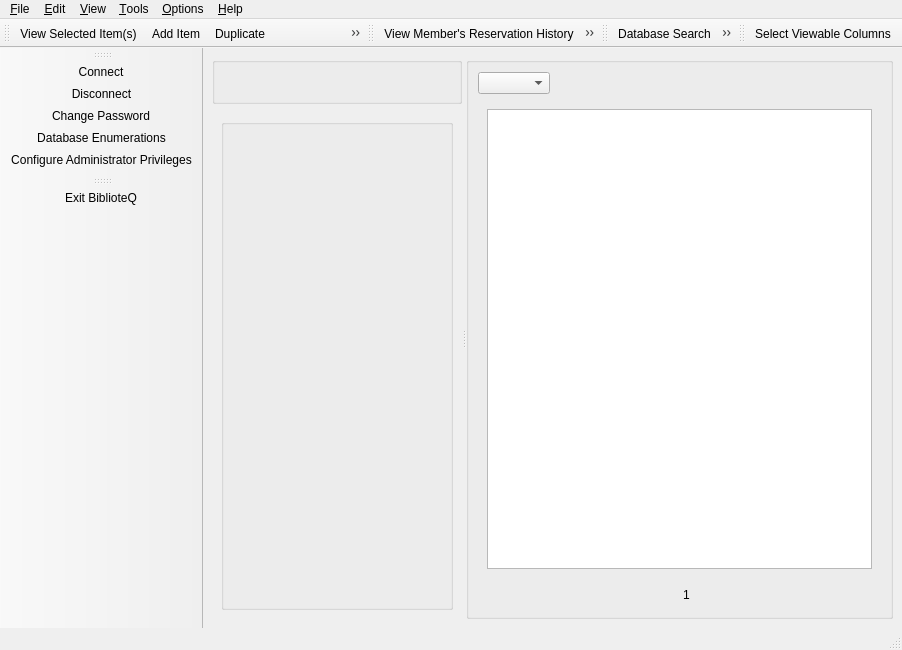
Above: UI/mainwindow.ui from textbrowser/biblioteq before the change. Below: the same form after it.
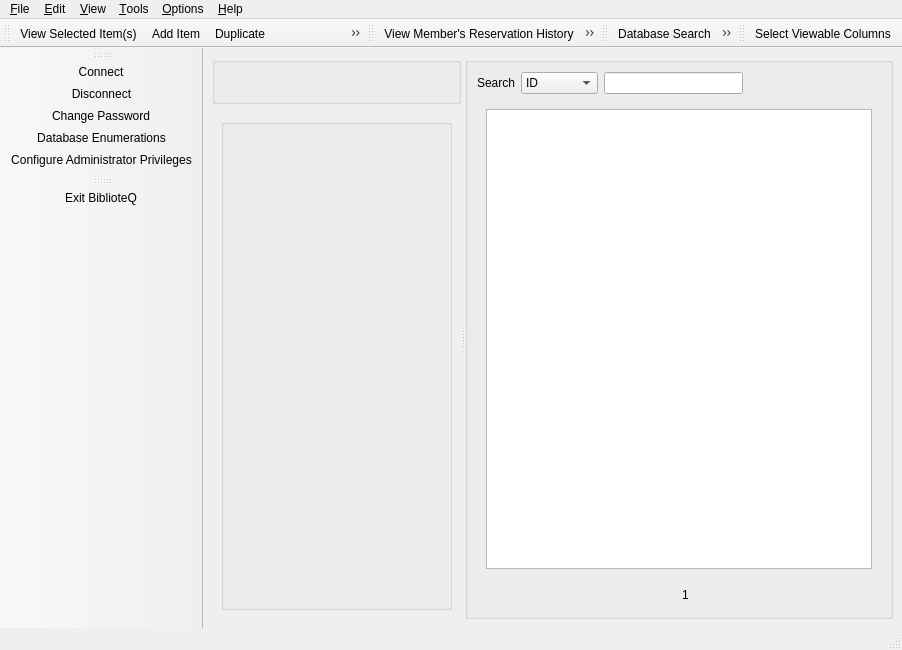
That is the form after the change. Icons and pictures are not drawn. Custom widgets are drawn as their Qt base class.

Commit message: New filter menu. Removed old filter menu. New search field.

```diff
--- a/UI/mainwindow.ui
+++ b/UI/mainwindow.ui
@@ -64,6 +64,14 @@
            <bool>true</bool>
           </property>
           <widget class="QWidget" name="scrollAreaWidgetContents">
+           <property name="geometry">
+            <rect>
+             <x>0</x>
+             <y>0</y>
+             <width>259</width>
+             <height>473</height>
+            </rect>
+           </property>
            <layout class="QVBoxLayout" name="verticalLayout_7">
             <item>
              <widget class="QGroupBox" name="itemSummary">
@@ -143,12 +151,34 @@
         <item>
          <layout class="QHBoxLayout" name="horizontalLayout">
           <item>
-           <widget class="QComboBox" name="typefilter">
-            <property name="sizeAdjustPolicy">
-             <enum>QComboBox::AdjustToContents</enum>
+           <widget class="QLabel" name="label">
+            <property name="text">
+             <string>Search</string>
             </property>
            </widget>
           </item>
+          <item>
+           <widget class="QComboBox" name="searchType">
+            <item>
+             <property name="text">
+              <string>ID</string>
+             </property>
+            </item>
+            <item>
+             <property name="text">
+              <string>Keyword</string>
+             </property>
+            </item>
+            <item>
+             <property name="text">
+              <string>Title</string>
+             </property>
+            </item>
+           </widget>
+          </item>
+          <item>
+           <widget class="QLineEdit" name="search"/>
+          </item>
           <item>
            <spacer name="horizontalSpacer_3">
             <property name="orientation">
```
Left out of the diff: 12 changed lines with no effect on the pictures. The commit also changes 3 other files.
